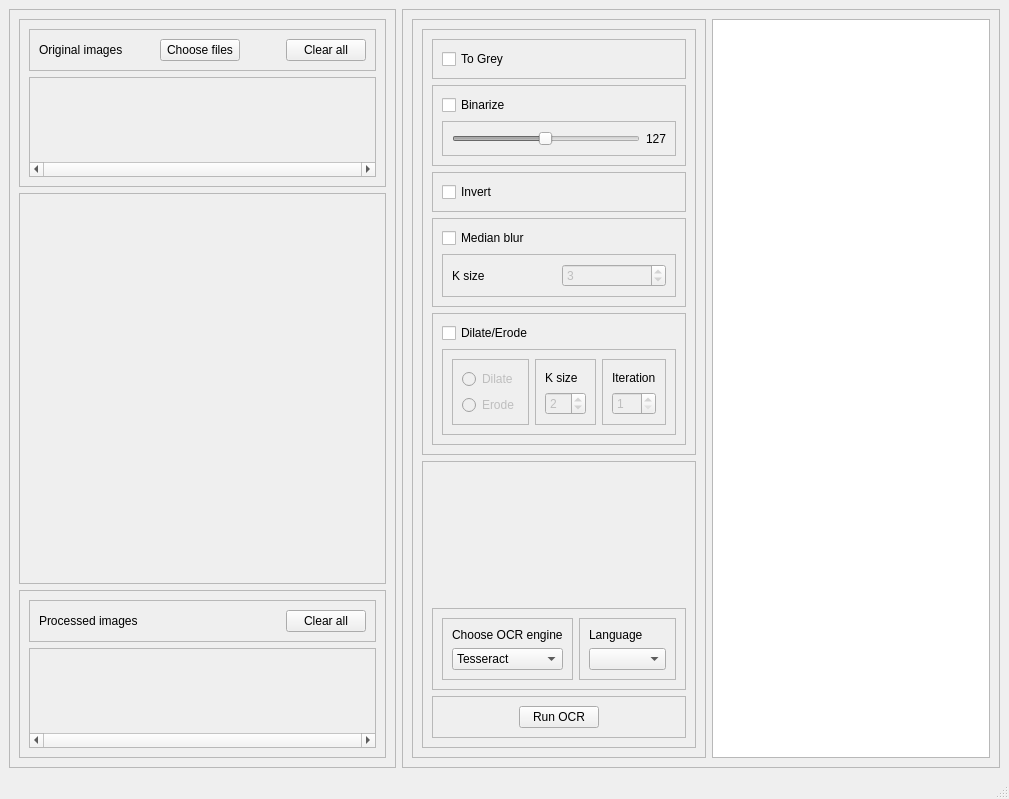
This is src/ui/generated/mainwindow.ui in irakliskhirtladze/OCR_viewer as Qt 5 draws it before an edit. The edited form follows.
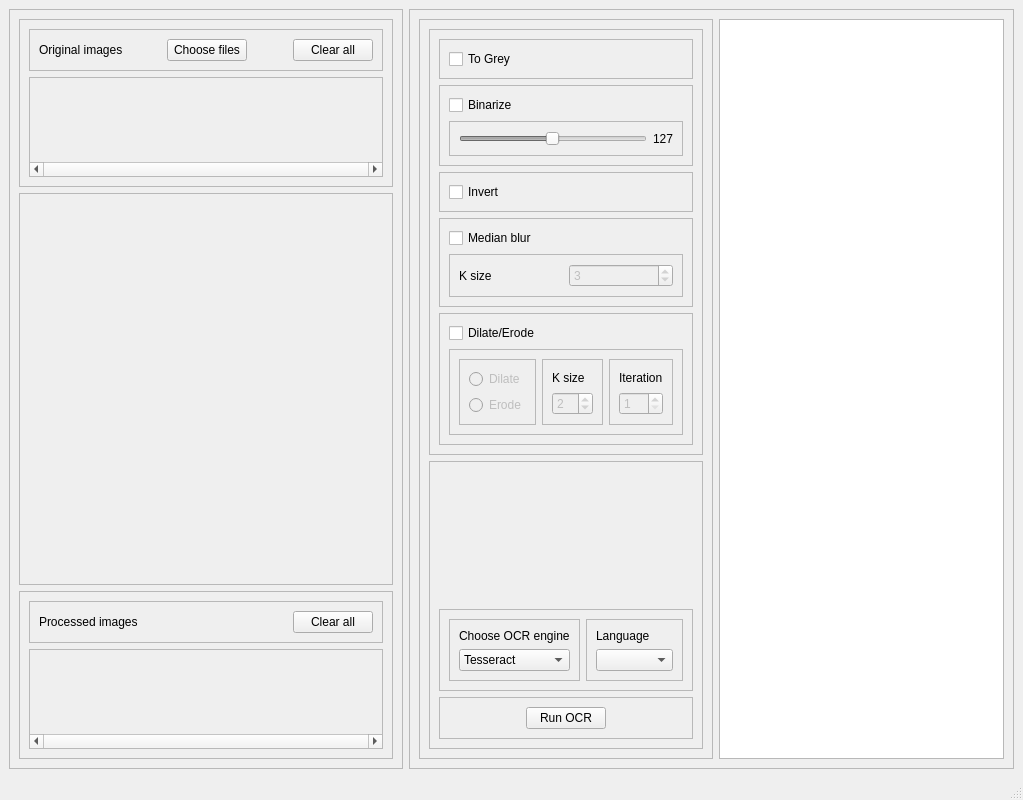
This is the edited form. Custom widgets are drawn as their Qt base class.

```diff
--- a/src/ui/generated/mainwindow.ui
+++ b/src/ui/generated/mainwindow.ui
@@ -6,8 +6,8 @@
    <rect>
     <x>0</x>
     <y>0</y>
-    <width>1009</width>
-    <height>799</height>
+    <width>1023</width>
+    <height>800</height>
    </rect>
   </property>
   <property name="windowTitle">
@@ -135,7 +135,7 @@
               <rect>
                <x>0</x>
                <y>0</y>
-               <width>341</width>
+               <width>349</width>
                <height>86</height>
               </rect>
              </property>
@@ -231,7 +231,7 @@
               <rect>
                <x>0</x>
                <y>0</y>
-               <width>341</width>
+               <width>349</width>
                <height>86</height>
               </rect>
              </property>
```
Left out of the diff: 6 changed lines with no effect on the pictures.
